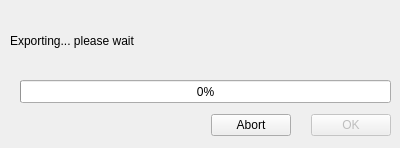
gustafsson/freq, file tools/exportaudiodialog.ui: the form before one commit.
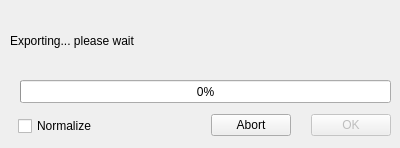
The form after the commit.

Commit message: Export dialog has a checkbox to enabled/disable normalization.

What changed in the file:
```diff
--- a/tools/exportaudiodialog.ui
+++ b/tools/exportaudiodialog.ui
@@ -74,6 +74,19 @@
     <number>0</number>
    </property>
   </widget>
+  <widget class="QCheckBox" name="checkBoxNormalize">
+   <property name="geometry">
+    <rect>
+     <x>18</x>
+     <y>116</y>
+     <width>101</width>
+     <height>20</height>
+    </rect>
+   </property>
+   <property name="text">
+    <string>Normalize</string>
+   </property>
+  </widget>
  </widget>
  <resources/>
  <connections>
```
The commit also changes 5 other files.
